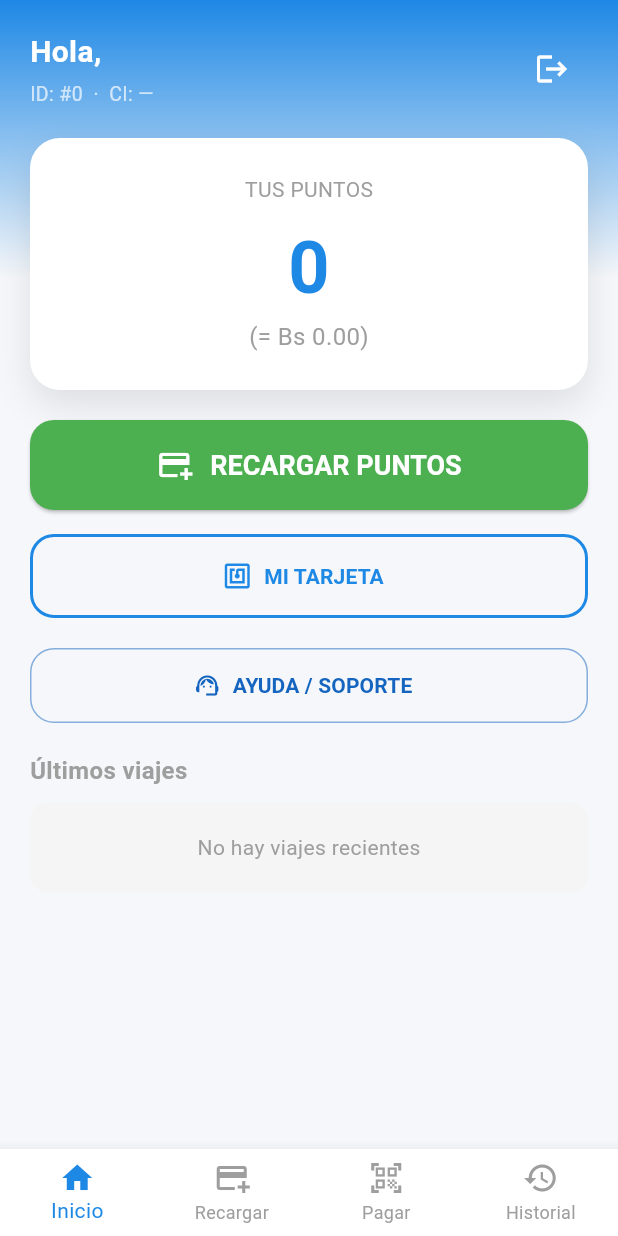
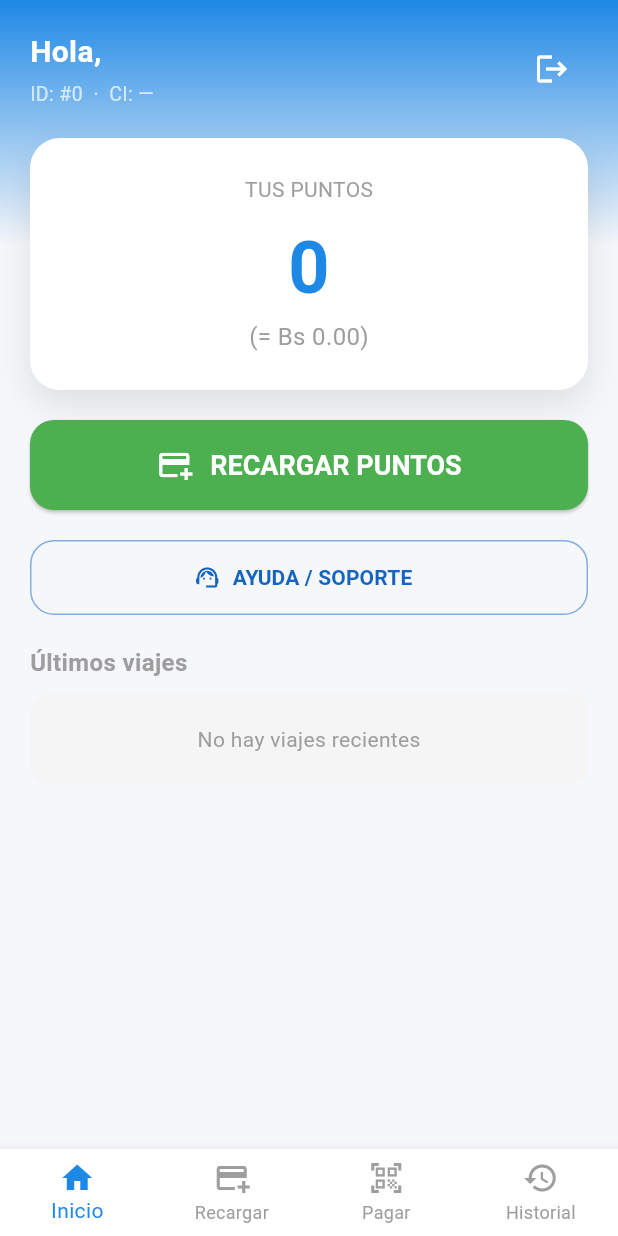
Before and after one commit to condorisebastian/mi-proyecto, a Flutter app: the HomeScreen screen opened by its route, on a phone screen of 412 x 824 dp. Run offline on Flutter 3.47's test engine with Material 3 defaults, Android fonts, the phone set to English and light mode, and no system bars; our stand-ins replace cloud_firestore, firebase_auth, firebase_core, qr_flutter, shared_preferences; missing offline and left inert: flutter_nfc_kit, mobile_scanner, ndef; accounts and stored records are empty; network calls fail.

Commit message:
feat: oculta el pago por NFC en la app (opcion del conductor, tarjeta del pasajero y etiquetas de historial) manteniendo el codigo y los paquetes NFC para uso interno

```diff
--- a/transita_bolivia/lib/models/transaction.dart
+++ b/transita_bolivia/lib/models/transaction.dart
@@ -59,7 +59,7 @@ class Transaction {
   String get metodoPagoDisplay {
     switch (metodoPago) {
       case 'tarjeta_nfc':
-        return '📱 NFC';
+        return '📱 Tarjeta';
       case 'qr':
         return '📷 QR';
       case 'recarga':
--- a/transita_bolivia/lib/screens/driver/history_screen.dart
+++ b/transita_bolivia/lib/screens/driver/history_screen.dart
@@ -217,7 +217,7 @@ class DriverHistoryScreenState extends State<DriverHistoryScreen> {
   String _metodoLabel(dynamic metodo) {
     switch (metodo) {
       case 'tarjeta_nfc':
-        return 'NFC';
+        return 'Tarjeta';
       case 'qr':
         return 'QR';
       default:
--- a/transita_bolivia/lib/screens/passenger/home_screen.dart
+++ b/transita_bolivia/lib/screens/passenger/home_screen.dart
@@ -9,7 +9,6 @@ import '../../models/transaction.dart';
 import 'recharge_screen.dart';
 import 'pay_trip_screen.dart';
 import 'history_screen.dart';
-import 'card_screen.dart';
 import '../soporte/support_screen.dart';
 
 class HomeScreen extends StatefulWidget {
@@ -201,44 +200,6 @@ class _HomeScreenState extends State<HomeScreen> {
                   ),
                 ),
               ),
-              const SizedBox(height: 16),
-              Row(
-                children: [
-                  Expanded(
-                    child: SizedBox(
-                      height: 56,
-                      child: OutlinedButton.icon(
-                        onPressed: () {
-                          Navigator.push(
-                            context,
-                            MaterialPageRoute(
-                              builder: (context) => const CardScreen(),
-                            ),
-                          );
-                        },
-                        icon: const Icon(Icons.nfc, size: 20),
-                        label: const Text(
-                          'MI TARJETA',
-                          style: TextStyle(
-                            fontSize: 14,
-                            fontWeight: FontWeight.bold,
-                          ),
-                        ),
-                        style: OutlinedButton.styleFrom(
-                          foregroundColor: AppColors.primary,
-                          side: const BorderSide(
-                            color: AppColors.primary,
-                            width: 2,
-                          ),
-                          shape: RoundedRectangleBorder(
-                            borderRadius: BorderRadius.circular(16),
-                          ),
-                        ),
-                      ),
-                    ),
-                  ),
-                ],
-              ),
               const SizedBox(height: 20),
               SizedBox(
                 width: double.infinity,
```
Also changed, not shown: transita_bolivia/lib/screens/driver/charge_screen.dart (+8 -5 lines).
